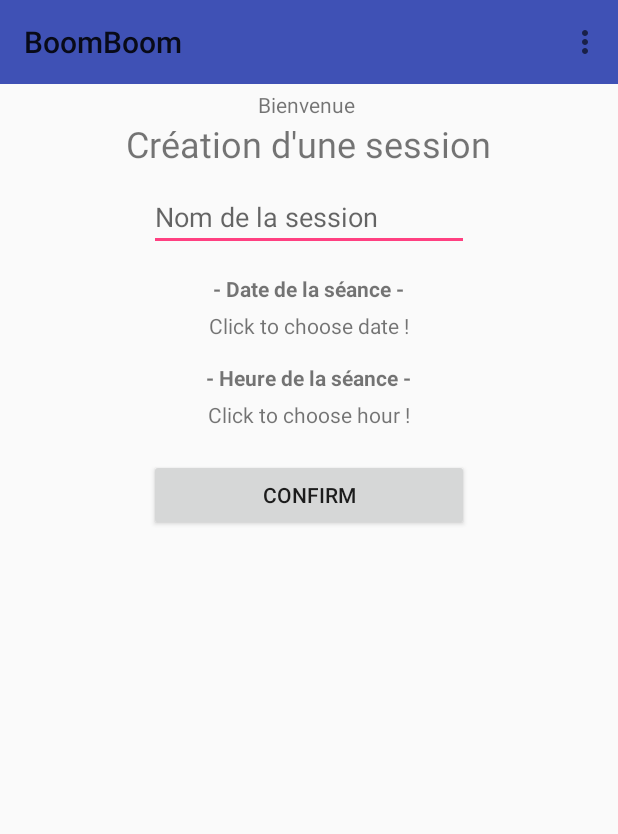
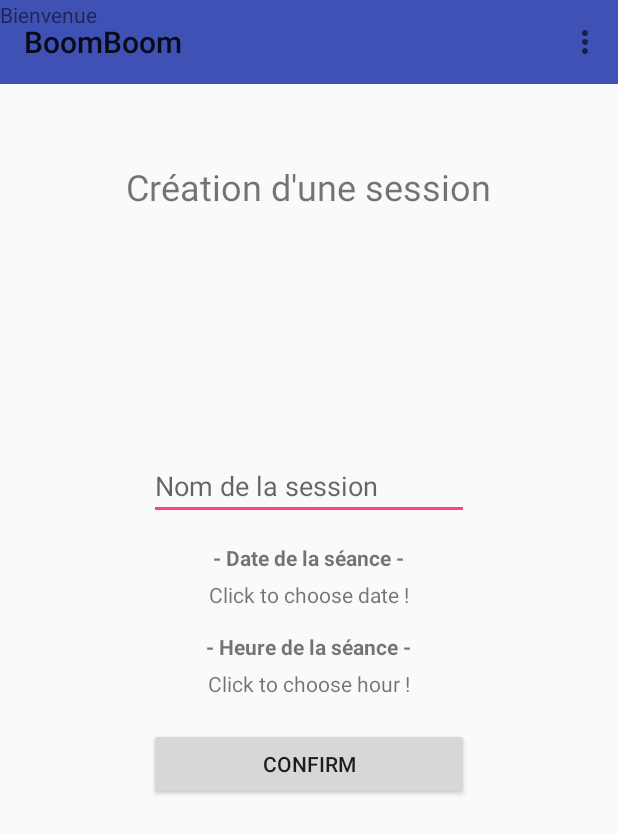
Before and after one commit to JosephAlonzo/Mountain-Compagnion, an Android app: the screen it shows after launch once a user with an empty profile is signed in (ControlPanelActivity), on a phone screen of 412 x 824 dp. Shown: the top 834 px of the screen. Run offline under Robolectric (Android 15) with nearby library versions, the phone set to English and light mode, and no system bars; our stand-ins replace Firebase (no records; nobody signed in at launch, a user with empty details on screens opened directly).

Commit message:
ConstraintLayout

```diff
--- a/BoomBoomBoom/BoomBoom/app/src/main/res/layout/fragment_create_session.xml
+++ b/BoomBoomBoom/BoomBoom/app/src/main/res/layout/fragment_create_session.xml
@@ -1,4 +1,4 @@
-<RelativeLayout xmlns:android="http://schemas.android.com/apk/res/android"
+<android.support.constraint.ConstraintLayout xmlns:android="http://schemas.android.com/apk/res/android"
     xmlns:app="http://schemas.android.com/apk/res-auto"
     xmlns:tools="http://schemas.android.com/tools"
     android:layout_width="match_parent"
@@ -14,79 +14,96 @@
         android:id="@+id/textViewNomUser"
         android:layout_width="wrap_content"
         android:layout_height="wrap_content" />
+
     <TextView
-        android:layout_below="@id/textViewNomUser"
         android:id="@+id/textViewNomSession"
         android:layout_width="wrap_content"
         android:layout_height="wrap_content"
+        android:layout_below="@id/textViewNomUser"
         android:layout_centerHorizontal="true"
+        android:layout_marginEnd="5dp"
+        android:layout_marginStart="5dp"
+        android:layout_marginTop="108dp"
         android:text="Création d'une session"
-        android:textSize="24sp"/>
+        android:textSize="24sp"
+        app:layout_constraintEnd_toEndOf="parent"
+        app:layout_constraintHorizontal_bias="0.496"
+        app:layout_constraintStart_toStartOf="parent"
+        app:layout_constraintTop_toTopOf="parent" />
 
     <LinearLayout
-        android:layout_below="@+id/textViewNomSession"
-        android:layout_centerVertical="true"
-        android:layout_centerHorizontal="true"
-        android:orientation="vertical"
+        android:id="@+id/linearLayout"
         android:layout_width="wrap_content"
         android:layout_height="wrap_content"
-        android:id="@+id/linearLayout">
+        android:layout_below="@+id/textViewNomSession"
+        android:layout_centerHorizontal="true"
+        android:layout_centerVertical="true"
+        android:layout_marginBottom="50dp"
+        android:layout_marginEnd="10dp"
+        android:layout_marginStart="10dp"
+        android:layout_marginTop="50dp"
+        android:orientation="vertical"
+        app:layout_constraintBottom_toBottomOf="parent"
+        app:layout_constraintEnd_toEndOf="parent"
+        app:layout_constraintStart_toStartOf="parent"
+        app:layout_constraintTop_toTopOf="parent">
 
         <!-- TODO: Update blank fragment layout -->
 
         <EditText
 
-            android:layout_marginTop="10dp"
             android:id="@+id/editTextNomSession"
             android:layout_width="wrap_content"
             android:layout_height="wrap_content"
+            android:layout_marginTop="10dp"
             android:ems="10"
-            android:inputType="textPersonName"
-            android:hint="Nom de la session" />
+            android:hint="Nom de la session"
+            android:inputType="textPersonName" />
 
 
         <TextView
-            android:textStyle="bold"
+            android:layout_width="wrap_content"
+            android:layout_height="wrap_content"
+            android:layout_gravity="center"
             android:layout_marginTop="15dp"
             android:text="- Date de la séance -"
-            android:layout_gravity="center"
+            android:textStyle="bold" />
+
+        <TextView
+            android:id="@+id/textViewChooseDate"
             android:layout_width="wrap_content"
             android:layout_height="wrap_content"
-            />
+            android:layout_gravity="center"
+            android:layout_marginTop="5dp"
+            android:text="Click to choose date !" />
+
         <TextView
-            android:id="@+id/textViewChooseDate"
-            android:layout_marginTop="5dp"
-            android:layout_gravity="center"
-            android:text="Click to choose date !"
-            android:layout_width="wrap_content"
-            android:layout_height="wrap_content" />
-        <TextView
-            android:textStyle="bold"
-            android:layout_marginTop="15dp"
-            android:layout_gravity="center"
-            android:text="- Heure de la séance -"
             android:layout_width="wrap_content"
             android:layout_height="wrap_content"
-            />
+            android:layout_gravity="center"
+            android:layout_marginTop="15dp"
+            android:text="- Heure de la séance -"
+            android:textStyle="bold" />
+
         <TextView
             android:id="@+id/textViewChooseHour"
-            android:layout_marginTop="5dp"
-            android:layout_gravity="center"
             android:layout_width="wrap_content"
             android:layout_height="wrap_content"
-            android:text="Click to choose hour !"
-            />
+            android:layout_gravity="center"
+            android:layout_marginTop="5dp"
+            android:text="Click to choose hour !" />
+
         <Button
 
-            android:layout_marginTop="20dp"
-            android:layout_gravity="center"
             android:id="@+id/buttonConfirm"
             android:layout_width="match_parent"
             android:layout_height="wrap_content"
+            android:layout_gravity="center"
+            android:layout_marginTop="20dp"
             android:text="Confirm"
             tools:layout_editor_absoluteX="251dp"
             tools:layout_editor_absoluteY="368dp" />
 
     </LinearLayout>
 
-</RelativeLayout>
+</android.support.constraint.ConstraintLayout>
```
